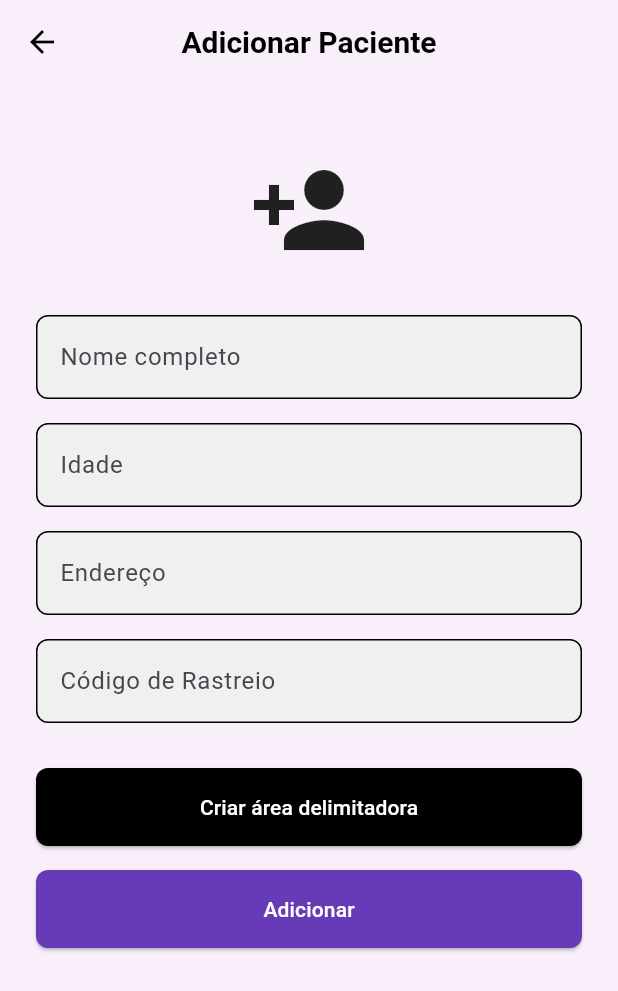
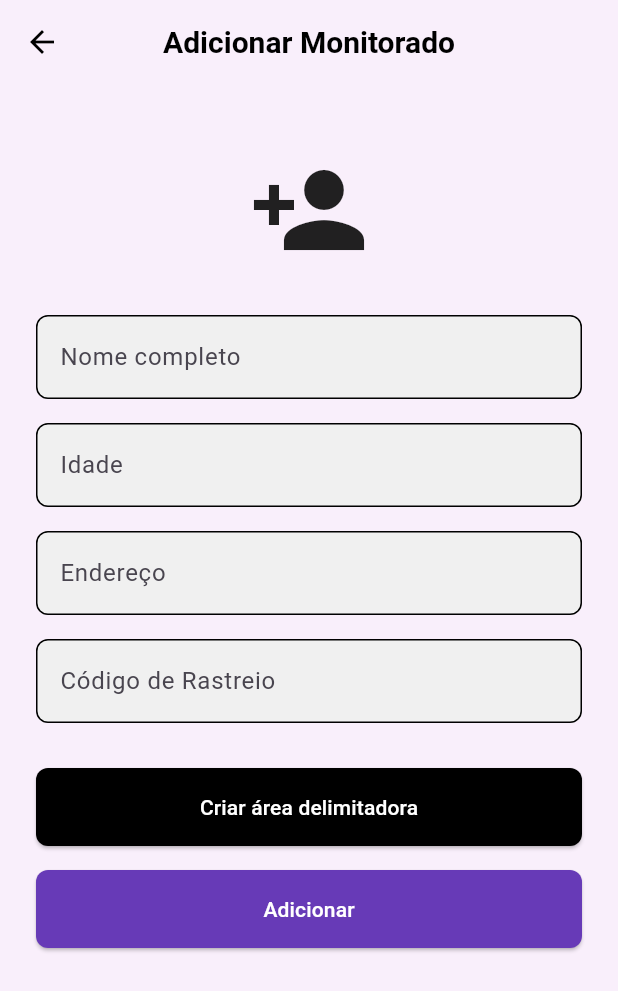
Before and after one commit to Chamed/gurk_spy, a Flutter app: the RegisterMonitoredView screen opened directly, on a phone screen of 412 x 824 dp. Shown: the top 991 px of the screen. Run offline on Flutter 3.47's test engine with Material 3 defaults, Android fonts, the light colour scheme and no system bars; our stand-ins replace cloud_firestore, firebase_auth, firebase_core, firebase_database, geocoding, geolocator and 2 more; accounts and stored records are empty.

Commit message:
:art: enhance area creation and registration views with area type handling and input validation

```diff
--- a/gurk_spy_user/lib/controllers/create_area_controller.dart
+++ b/gurk_spy_user/lib/controllers/create_area_controller.dart
@@ -7,6 +7,10 @@ class CreateAreaController extends ChangeNotifier {
   Set<Circle> circles = {};
   Set<Polygon> polygons = {};
   LatLng mapPosition = const LatLng(-23.55052, -46.633308);
+  String areaType = '';
+
+  // Getter corrigido
+  List<LatLng> get pontosArea => tappedPoints;
 
   Future<void> searchLocation(String query) async {
     try {
@@ -26,6 +30,7 @@ class CreateAreaController extends ChangeNotifier {
     mapPosition = position;
 
     if (tappedPoints.length == 1) {
+      areaType = 'circle';
       circles = {
         Circle(
           circleId: const CircleId('area_circulo'),
@@ -38,6 +43,7 @@ class CreateAreaController extends ChangeNotifier {
       };
       polygons.clear();
     } else if (tappedPoints.length == 3) {
+      areaType = 'polygon';
       polygons = {
         Polygon(
           polygonId: const PolygonId('triangulo'),
--- a/gurk_spy_user/lib/models/monitored_model.dart
+++ b/gurk_spy_user/lib/models/monitored_model.dart
@@ -1,14 +1,18 @@
+import 'package:google_maps_flutter/google_maps_flutter.dart';
+
 class Monitored {
   final String nome;
   final int idade;
   final String endereco;
   final String codigoRastreamento;
+  final List<LatLng> areaDelimitada;
 
   Monitored({
     required this.nome,
     required this.idade,
     required this.endereco,
     required this.codigoRastreamento,
+    required this.areaDelimitada,
   });
 
   Map<String, dynamic> toMap() {
@@ -17,6 +21,9 @@ class Monitored {
       'idade': idade,
       'endereco': endereco,
       'codigoRastreamento': codigoRastreamento,
+      'areaDelimitada': areaDelimitada
+          .map((p) => {'latitude': p.latitude, 'longitude': p.longitude})
+          .toList(),
     };
   }
 }
--- a/gurk_spy_user/lib/views/register_monitored_view.dart
+++ b/gurk_spy_user/lib/views/register_monitored_view.dart
@@ -1,10 +1,23 @@
 import 'package:flutter/material.dart';
+import 'package:google_maps_flutter/google_maps_flutter.dart';
 import 'package:gurk_spy_user/views/create_area.view.dart';
 import '../controllers/monitored_controller.dart';
 import '../models/monitored_model.dart';
 
-class RegisterMonitoredView extends StatelessWidget {
+class RegisterMonitoredView extends StatefulWidget {
   const RegisterMonitoredView({super.key});
+
+  @override
+  State<RegisterMonitoredView> createState() => _RegisterMonitoredViewState();
+}
+
+class _RegisterMonitoredViewState extends State<RegisterMonitoredView> {
+  final nomeController = TextEditingController();
+  final idadeController = TextEditingController();
+  final enderecoController = TextEditingController();
+  final codigoRastreioController = TextEditingController();
+
+  List<LatLng> areaDelimitada = [];
 
   bool _codigoValido(String codigo) {
     final invalidCharacters = RegExp(r'[.#$\[\]/]');
@@ -13,11 +26,6 @@ class RegisterMonitoredView extends StatelessWidget {
 
   @override
   Widget build(BuildContext context) {
-    final nomeController = TextEditingController();
-    final idadeController = TextEditingController();
-    final enderecoController = TextEditingController();
-    final codigoRastreioController = TextEditingController();
-
     return Scaffold(
       appBar: AppBar(
         backgroundColor: Colors.transparent,
@@ -27,7 +35,7 @@ class RegisterMonitoredView extends StatelessWidget {
           onPressed: () => Navigator.of(context).pop(),
         ),
         title: const Text(
-          'Adicionar Paciente',
+          'Adicionar Monitorado',
           style: TextStyle(
             color: Colors.black,
             fontSize: 20,
@@ -45,90 +53,14 @@ class RegisterMonitoredView extends StatelessWidget {
               const SizedBox(height: 20),
               const Icon(Icons.person_add, size: 80),
               const SizedBox(height: 30),
-              TextField(
-                controller: nomeController,
-                decoration: const InputDecoration(
-                  hintText: 'Nome completo',
-                  filled: true,
-                  fillColor: Color(0xFFF0F0F0),
-                  border: OutlineInputBorder(
-                    borderSide: BorderSide(color: Colors.black),
-                    borderRadius: BorderRadius.all(Radius.circular(8)),
-                  ),
-                  enabledBorder: OutlineInputBorder(
-                    borderSide: BorderSide(color: Colors.black),
-                    borderRadius: BorderRadius.all(Radius.circular(8)),
-                  ),
-                  focusedBorder: OutlineInputBorder(
-                    borderSide: BorderSide(color: Colors.black, width: 2),
-                    borderRadius: BorderRadius.all(Radius.circular(8)),
-                  ),
-                ),
-              ),
+              _buildTextField(nomeController, 'Nome completo'),
               const SizedBox(height: 16),
-              TextField(
-                controller: idadeController,
-                keyboardType: TextInputType.number,
-                decoration: const InputDecoration(
-                  hintText: 'Idade',
-                  filled: true,
-                  fillColor: Color(0xFFF0F0F0),
-                  border: OutlineInputBorder(
-                    borderSide: BorderSide(color: Colors.black),
-                    borderRadius: BorderRadius.all(Radius.circular(8)),
-                  ),
-                  enabledBorder: OutlineInputBorder(
-                    borderSide: BorderSide(color: Colors.black),
-                    borderRadius: BorderRadius.all(Radius.circular(8)),
-                  ),
-                  focusedBorder: OutlineInputBorder(
-                    borderSide: BorderSide(color: Colors.black, width: 2),
-                    borderRadius: BorderRadius.all(Radius.circular(8)),
-                  ),
-                ),
-              ),
+              _buildTextField(idadeController, 'Idade',
+                  keyboardType: TextInputType.number),
               const SizedBox(height: 16),
-              TextField(
-                controller: enderecoController,
-                decoration: const InputDecoration(
-                  hintText: 'Endereço',
-                  filled: true,
-                  fillColor: Color(0xFFF0F0F0),
-                  border: OutlineInputBorder(
-                    borderSide: BorderSide(color: Colors.black),
-                    borderRadius: BorderRadius.all(Radius.circular(8)),
-                  ),
-                  enabledBorder: OutlineInputBorder(
-                    borderSide: BorderSide(color: Colors.black),
-                    borderRadius: BorderRadius.all(Radius.circular(8)),
-                  ),
-                  focusedBorder: OutlineInputBorder(
-                    borderSide: BorderSide(color: Colors.black, width: 2),
-                    borderRadius: BorderRadius.all(Radius.circular(8)),
-                  ),
-                ),
-              ),
+              _buildTextField(enderecoController, 'Endereço'),
               const SizedBox(height: 16),
-              TextField(
-                controller: codigoRastreioController,
-                decoration: const InputDecoration(
-                  hintText: 'Código de Rastreio',
-                  filled: true,
-                  fillColor: Color(0xFFF0F0F0),
-                  border: OutlineInputBorder(
-                    borderSide: BorderSide(color: Colors.black),
-                    borderRadius: BorderRadius.all(Radius.circular(8)),
-                  ),
-                  enabledBorder: OutlineInputBorder(
-                    borderSide: BorderSide(color: Colors.black),
-                    borderRadius: BorderRadius.all(Radius.circular(8)),
-                  ),
-                  focusedBorder: OutlineInputBorder(
-                    borderSide: BorderSide(color: Colors.black, width: 2),
-                    borderRadius: BorderRadius.all(Radius.circular(8)),
-                  ),
-                ),
-              ),
+              _buildTextField(codigoRastreioController, 'Código de Rastreio'),
               const SizedBox(height: 30),
               SizedBox(
                 width: double.infinity,
@@ -140,12 +72,25 @@ class RegisterMonitoredView extends StatelessWidget {
                       borderRadius: BorderRadius.circular(8),
                     ),
                   ),
-                  onPressed: () {
-                    Navigator.push(context,
+                  onPressed: () async {
+                    final result = await Navigator.push(
+                      context,
                       MaterialPageRoute(
                         builder: (context) => const CreateAreaView(),
                       ),
                     );
+
+                    if (result != null && result is List<LatLng>) {
+                      setState(() {
+                        areaDelimitada = result;
+                      });
+
+                      ScaffoldMessenger.of(context).showSnackBar(
+                        const SnackBar(
+                          content: Text('Área delimitadora criada com sucesso.'),
+                        ),
+                      );
+                    }
                   },
                   child: const Text(
                     'Criar área delimitadora',
@@ -166,6 +111,7 @@ class RegisterMonitoredView extends StatelessWidget {
                   ),
                   onPressed: () async {
                     final codigo = codigoRastreioController.text.trim();
+
                     if (!_codigoValido(codigo)) {
                       ScaffoldMessenger.of(context).showSnackBar(
                         const SnackBar(
@@ -177,16 +123,27 @@ class RegisterMonitoredView extends StatelessWidget {
                       return;
                     }
 
-                    final controller = MonitoredController();
+                    if (areaDelimitada.isEmpty) {
+                      ScaffoldMessenger.of(context).showSnackBar(
+                        const SnackBar(
+                          content: Text('Você precisa criar uma área delimitadora.'),
+                        ),
+                      );
+                      return;
+                    }
+
                     final paciente = Monitored(
                       nome: nomeController.text.trim(),
                       idade: int.tryParse(idadeController.text.trim()) ?? 0,
                       endereco: enderecoController.text.trim(),
                       codigoRastreamento: codigo,
+                      areaDelimitada: areaDelimitada,
                     );
 
                     try {
+                      final controller = MonitoredController();
                       await controller.cadastrarPaciente(paciente);
+
                       ScaffoldMessenger.of(context).showSnackBar(
                         const SnackBar(
                           content: Text('Paciente cadastrado com sucesso!'),
@@ -211,4 +168,29 @@ class RegisterMonitoredView extends StatelessWidget {
       ),
     );
   }
+
+  TextField _buildTextField(TextEditingController controller, String hintText,
+      {TextInputType keyboardType = TextInputType.text}) {
+    return TextField(
+      controller: controller,
+      keyboardType: keyboardType,
+      decoration: InputDecoration(
+        hintText: hintText,
+        filled: true,
+        fillColor: const Color(0xFFF0F0F0),
+        border: const OutlineInputBorder(
+          borderSide: BorderSide(color: Colors.black),
+          borderRadius: BorderRadius.all(Radius.circular(8)),
+        ),
+        enabledBorder: const OutlineInputBorder(
+          borderSide: BorderSide(color: Colors.black),
+          borderRadius: BorderRadius.all(Radius.circular(8)),
+        ),
+        focusedBorder: const OutlineInputBorder(
+          borderSide: BorderSide(color: Colors.black, width: 2),
+          borderRadius: BorderRadius.all(Radius.circular(8)),
+        ),
+      ),
+    );
+  }
 }
```
Also changed, not shown: gurk_spy_user/lib/controllers/home_controller.dart (+11 -5 lines), gurk_spy_user/lib/views/create_area.view.dart (+11 -7 lines).
